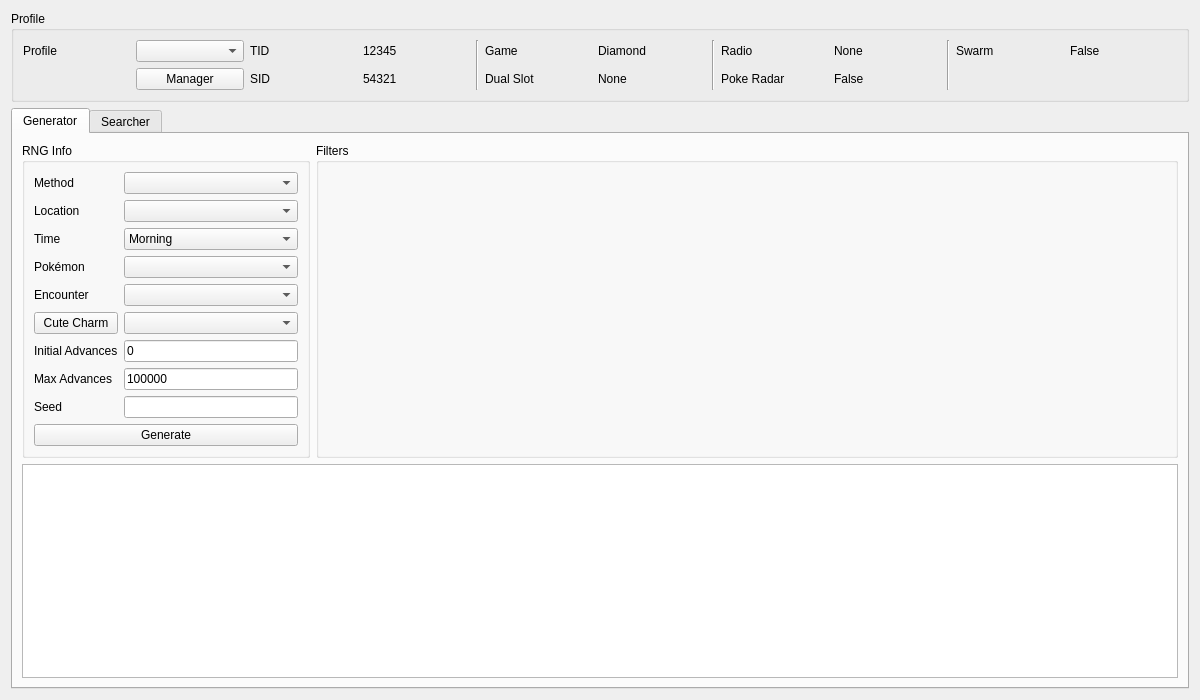
Qt form Source/Forms/Gen4/Wild4.ui (Admiral-Fish/PokeFinder) before a commit.
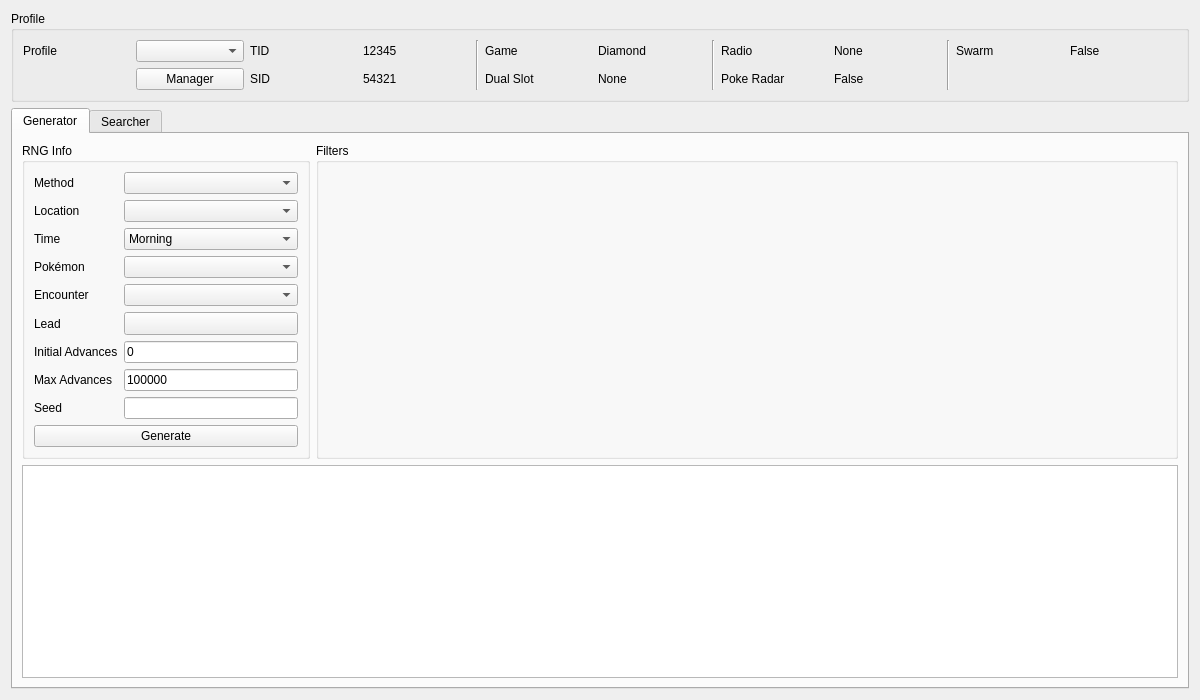
The same form after that commit. Custom widgets are drawn as their Qt base class.

Commit message: Change how generator leads are shown

```diff
--- a/Source/Forms/Gen4/Wild4.ui
+++ b/Source/Forms/Gen4/Wild4.ui
@@ -312,16 +312,6 @@
             </property>
            </widget>
           </item>
-          <item row="5" column="1">
-           <widget class="ComboBox" name="comboBoxGeneratorLead"/>
-          </item>
-          <item row="5" column="0">
-           <widget class="QPushButton" name="pushButtonGeneratorLead">
-            <property name="text">
-             <string>Cute Charm</string>
-            </property>
-           </widget>
-          </item>
           <item row="0" column="1">
            <widget class="ComboBox" name="comboBoxGeneratorMethod"/>
           </item>
@@ -388,6 +378,32 @@
           <item row="3" column="1">
            <widget class="ComboBox" name="comboBoxGeneratorPokemon"/>
           </item>
+          <item row="5" column="0">
+           <widget class="QLabel" name="labelGeneratorLead">
+            <property name="sizePolicy">
+             <sizepolicy hsizetype="Fixed" vsizetype="Preferred">
+              <horstretch>0</horstretch>
+              <verstretch>0</verstretch>
+             </sizepolicy>
+            </property>
+            <property name="text">
+             <string>Lead</string>
+            </property>
+           </widget>
+          </item>
+          <item row="5" column="1">
+           <widget class="ComboMenu" name="toolButtonGeneratorLead">
+            <property name="sizePolicy">
+             <sizepolicy hsizetype="Preferred" vsizetype="Fixed">
+              <horstretch>0</horstretch>
+              <verstretch>0</verstretch>
+             </sizepolicy>
+            </property>
+            <property name="popupMode">
+             <enum>QToolButton::InstantPopup</enum>
+            </property>
+           </widget>
+          </item>
          </layout>
         </widget>
        </item>
@@ -747,6 +763,11 @@
    <header>Forms/Controls/Filter.hpp</header>
    <container>1</container>
   </customwidget>
+  <customwidget>
+   <class>ComboMenu</class>
+   <extends>QToolButton</extends>
+   <header>Forms/Controls/ComboMenu.hpp</header>
+  </customwidget>
  </customwidgets>
  <tabstops>
   <tabstop>comboBoxProfiles</tabstop>
```
Left out of the diff: 2 changed lines with no effect on the pictures. The commit also changes 21 other files.
